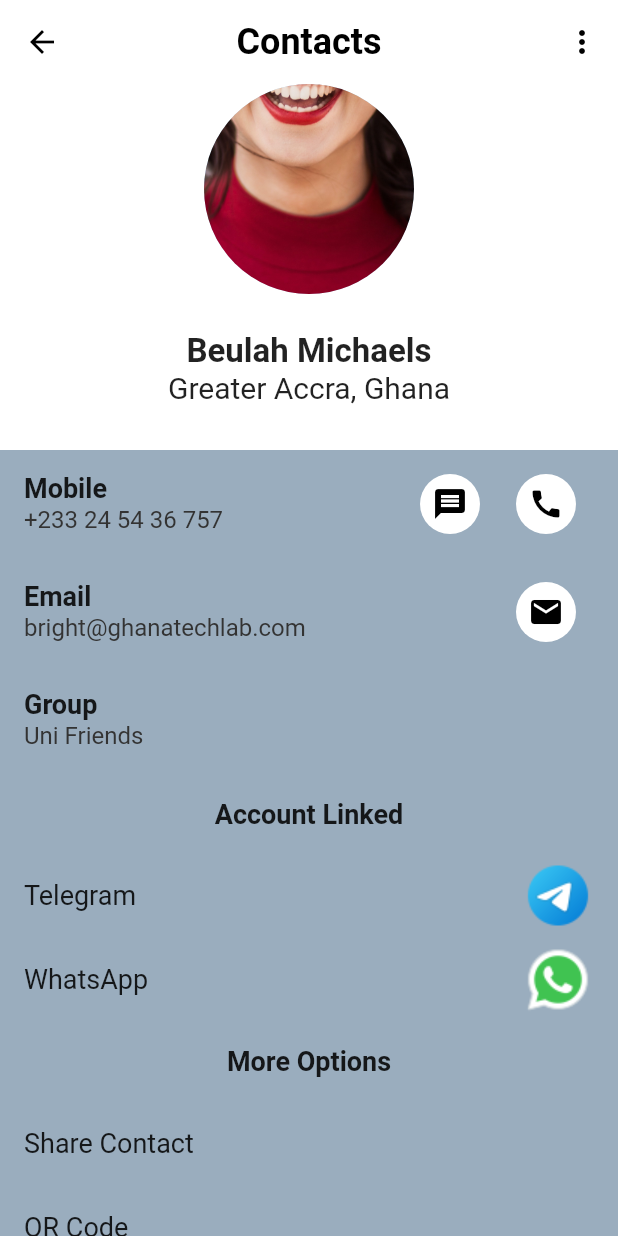
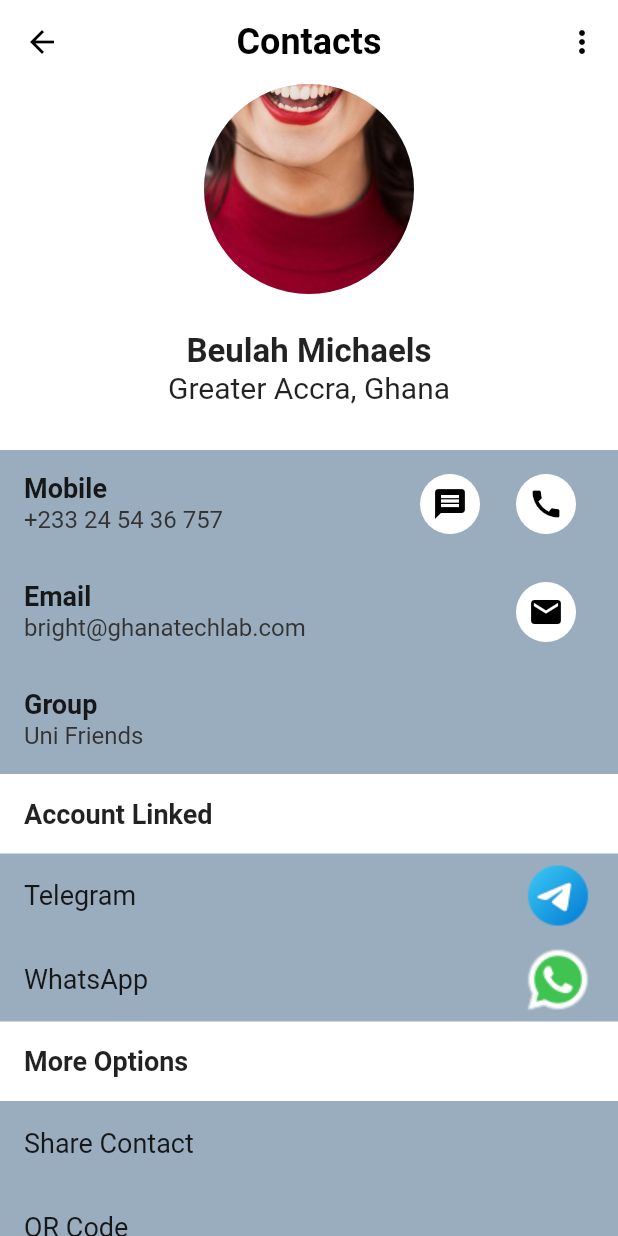
Before and after one commit to Adobea-Adjedu/contact_app_version2, a Flutter app: the ContactDetailsView screen opened directly, on a phone screen of 412 x 824 dp. Run offline on Flutter 3.47's test engine with Material 2 defaults, Android fonts, the light colour scheme and no system bars.

Commit message:
Made changes to the contact details page

```diff
--- a/lib/contact_details_view.dart
+++ b/lib/contact_details_view.dart
@@ -55,8 +55,8 @@ class ContactDetailsView extends StatelessWidget {
                   title: const Text(
                     'Mobile',
                     style: TextStyle(fontWeight: FontWeight.w600, fontSize: 18),
- ),
-         subtitle:  Text(
+                       ),
+                  subtitle:  Text(
                     contact.phone,
                     style: const TextStyle(
                         fontWeight: FontWeight.normal,
@@ -90,16 +90,13 @@ class ContactDetailsView extends StatelessWidget {
                       ),
 
 
-
-
-
-                ])),
+                    ])),
                 ListTile(
                   title: const Text(
                     'Email',
                     style: TextStyle(fontWeight: FontWeight.w600, fontSize: 18),
                   ),
-                                    subtitle: Text(
+                   subtitle: Text(
                     contact.email,
                     style: const TextStyle(
                         fontWeight: FontWeight.normal,
@@ -119,7 +116,7 @@ class ContactDetailsView extends StatelessWidget {
                     ],
                   ),
                 ),
-             const ListTile(
+                const ListTile(
                   title: Text(
                     'Group',
                     style: TextStyle(fontWeight: FontWeight.w600, fontSize: 18),
@@ -133,6 +130,10 @@ class ContactDetailsView extends StatelessWidget {
                         ),
                         ),
                         ),
+              ]
+            ),
+         ),
+
 
                       const Padding(
             padding: EdgeInsets.all(16.0),
@@ -162,9 +163,12 @@ class ContactDetailsView extends StatelessWidget {
                   ),
                   trailing: Image.asset('assets/whatsapp.png'),
                 ),
+              ]
+            )
+    )
 
 
-                const Padding(
+                ,const Padding(
             padding: EdgeInsets.all(16.0),
             child: Text(
               'More Options',
@@ -187,6 +191,10 @@ class ContactDetailsView extends StatelessWidget {
                     style: TextStyle(fontSize: 18),
                   ),
                 )
-    ])  )]))]))]));
+    ],
+    ),
+      )
+        ])
+      );
   }
 }
```
